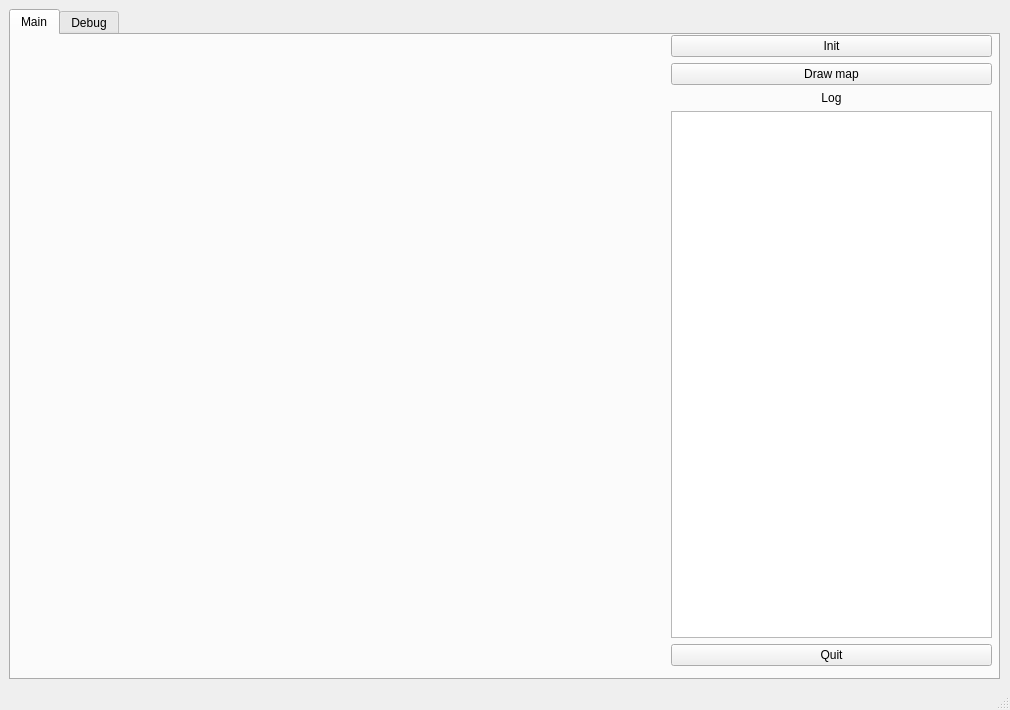
Old version of the form src/mapper/ui/main_window.ui in the repository MikHut/vineslam.
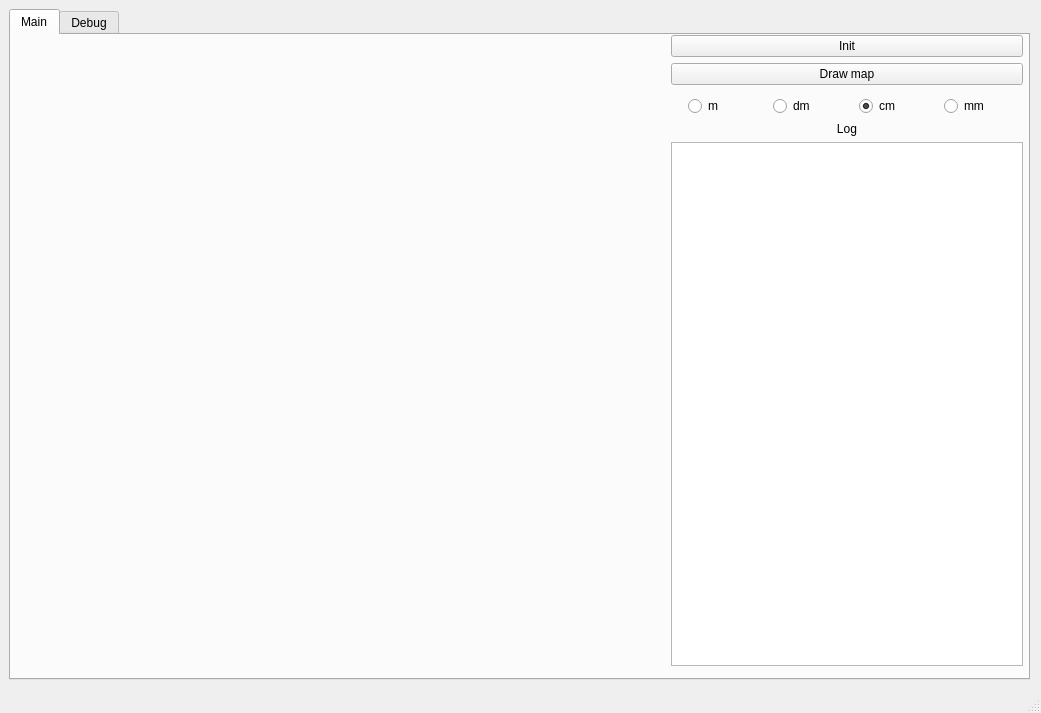
New version of the form. Icons and pictures are not drawn.

```diff
--- a/src/mapper/ui/main_window.ui
+++ b/src/mapper/ui/main_window.ui
@@ -6,8 +6,8 @@
    <rect>
     <x>0</x>
     <y>0</y>
-    <width>1010</width>
-    <height>710</height>
+    <width>1041</width>
+    <height>713</height>
    </rect>
   </property>
   <property name="windowTitle">
@@ -29,7 +29,7 @@
         <rect>
          <x>0</x>
          <y>0</y>
-         <width>991</width>
+         <width>1021</width>
          <height>671</height>
         </rect>
        </property>
@@ -58,7 +58,7 @@
           <rect>
            <x>660</x>
            <y>0</y>
-           <width>321</width>
+           <width>352</width>
            <height>631</height>
           </rect>
          </property>
@@ -77,6 +77,56 @@
             </property>
            </widget>
           </item>
+          <item>
+           <layout class="QHBoxLayout" name="horizontalLayout_2">
+            <property name="spacing">
+             <number>6</number>
+            </property>
+            <property name="sizeConstraint">
+             <enum>QLayout::SetMinimumSize</enum>
+            </property>
+            <property name="leftMargin">
+             <number>17</number>
+            </property>
+            <property name="topMargin">
+             <number>5</number>
+            </property>
+            <property name="rightMargin">
+             <number>0</number>
+            </property>
+            <item>
+             <widget class="QRadioButton" name="m">
+              <property name="text">
+               <string>m</string>
+              </property>
+             </widget>
+            </item>
+            <item>
+             <widget class="QRadioButton" name="dm">
+              <property name="text">
+               <string>dm</string>
+              </property>
+             </widget>
+            </item>
+            <item>
+             <widget class="QRadioButton" name="cm">
+              <property name="text">
+               <string>cm</string>
+              </property>
+              <property name="checked">
+               <bool>true</bool>
+              </property>
+             </widget>
+            </item>
+            <item>
+             <widget class="QRadioButton" name="mm">
+              <property name="text">
+               <string>mm</string>
+              </property>
+             </widget>
+            </item>
+           </layout>
+          </item>
           <item>
            <widget class="QLabel" name="log_label">
             <property name="text">
@@ -94,13 +144,6 @@
             </property>
            </widget>
           </item>
-          <item>
-           <widget class="QPushButton" name="exit">
-            <property name="text">
-             <string>Quit</string>
-            </property>
-           </widget>
-          </item>
          </layout>
         </widget>
        </widget>
```
Left out of the diff: 19 changed lines with no effect on the pictures.
